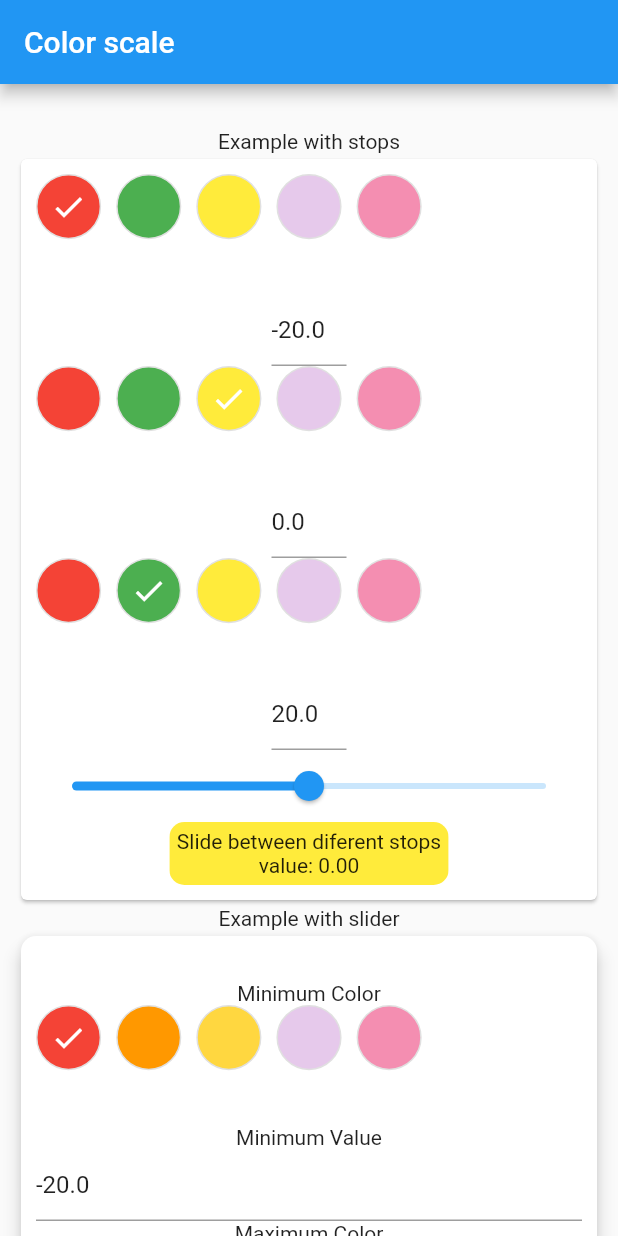
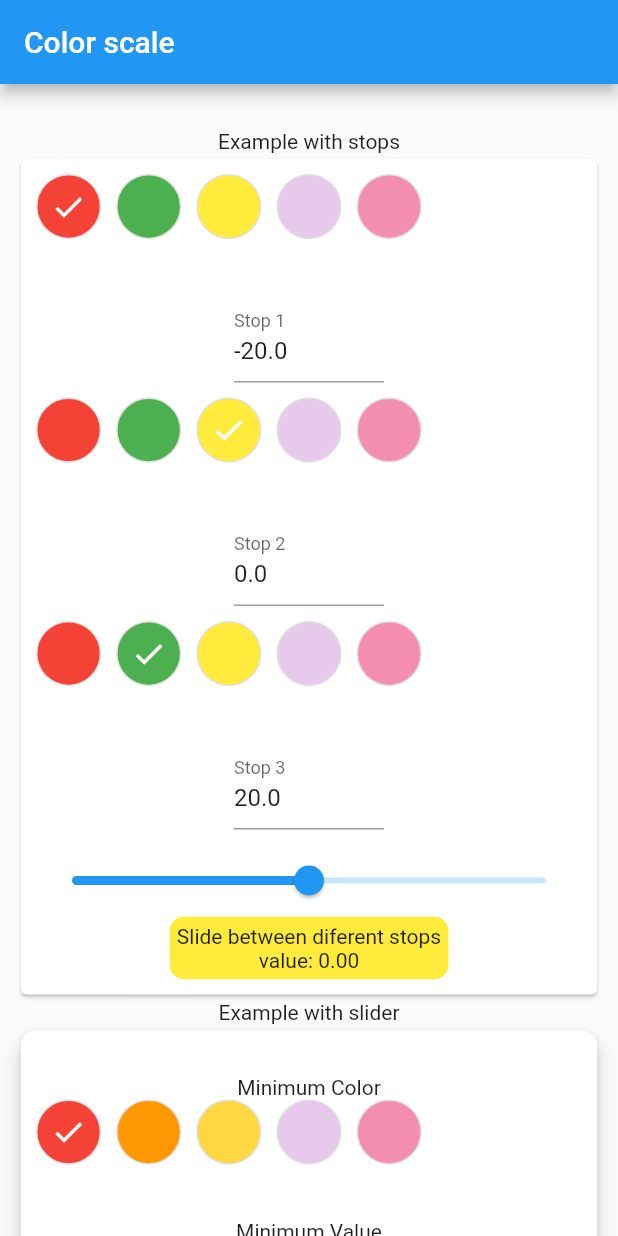
Before and after one commit to ivofernandes/color_scale, a Flutter app: the screen it shows after launch, on a phone screen of 412 x 824 dp. Run offline on Flutter 3.47's test engine with Material 2 defaults, Android fonts, the phone set to English and light mode, and no system bars.

Commit message:
Documentation about color stops

```diff
--- a/example/lib/main.dart
+++ b/example/lib/main.dart
@@ -25,10 +25,10 @@ class MyApp extends StatelessWidget {
               margin: const EdgeInsets.all(10),
               child: Column(
                 children: [
-                  SizedBox(
+                  const SizedBox(
                     height: 20,
                   ),
-                  Text('Example with stops'),
+                  const Text('Example with stops'),
                   StopsValueAndColorsWidget(
                     colorStops: <double, Color>{
                       -20: Colors.red,
@@ -36,15 +36,15 @@ class MyApp extends StatelessWidget {
                       20: Colors.green,
                     },
                   ),
-                  Text('Example with slider'),
-                  ExampleWithSlider(
+                  const Text('Example with slider'),
+                  const ExampleWithSlider(
                       text: 'Slide between min and max color',
                       minColor: Colors.red,
                       maxColor: Colors.green),
-                  SizedBox(
+                  const SizedBox(
                     height: 50,
                   ),
-                  TestColorScale(
+                  const TestColorScale(
                     text: 'Colors from red to green',
                     values: [-20, -15, -10, -5, 0, 5, 10, 15],
                     minValue: -20,
@@ -52,7 +52,7 @@ class MyApp extends StatelessWidget {
                     maxValue: 20,
                     maxColor: Colors.green,
                   ),
-                  TestColorScale(
+                  const TestColorScale(
                     text: 'Colors from blue to green',
                     values: [-20, -15, -10, -5, 0, 5, 10, 15],
                     minValue: -20,
@@ -60,7 +60,7 @@ class MyApp extends StatelessWidget {
                     maxValue: 20,
                     maxColor: Colors.green,
                   ),
-                  TestColorScale(
+                  const TestColorScale(
                     text: 'Colors from red to yellow',
                     values: [-20, -15, -10, -5, 0, 5, 10, 15],
                     minValue: -20,
@@ -68,8 +68,8 @@ class MyApp extends StatelessWidget {
                     maxValue: 20,
                     maxColor: Colors.yellow,
                   ),
-                  Text('Childless example'),
-                  ClipRRect(
+                  const Text('Childless example'),
+                  const ClipRRect(
                     borderRadius: BorderRadius.all(Radius.circular(10)),
                     child: SizedBox(
                       width: 50,
@@ -82,7 +82,23 @@ class MyApp extends StatelessWidget {
                         maxColor: Colors.black,
                       ),
                     ),
-                  )
+                  ),
+                  const Text('Childless example with stops'),
+                  ClipRRect(
+                    borderRadius: const BorderRadius.all(Radius.circular(10)),
+                    child: SizedBox(
+                      width: 50,
+                      height: 50,
+                      child: ColorScaleStopsWidget(
+                        value: 0,
+                        colorStops: <double, Color>{
+                          -20: Colors.red,
+                          0: Colors.yellow,
+                          20: Colors.green,
+                        },
+                      ),
+                    ),
+                  ),
                 ],
               ),
             ),
@@ -415,14 +431,16 @@ class _StopsValueAndColorsWidgetState extends State<StopsValueAndColorsWidget> {
 
   @override
   Widget build(BuildContext context) {
-    return Container(
-      child: Card(
+    int i = 0;
+
+    return Card(
       child: Container(
         margin: const EdgeInsets.all(10),
         child: Column(
           children: [
             Column(
               children: colorStops.keys.map((stopValue) {
+                i++;
                 Color stopColor = colorStops[stopValue]!;
                 return Column(
                   mainAxisAlignment: MainAxisAlignment.spaceBetween,
@@ -441,7 +459,8 @@ class _StopsValueAndColorsWidgetState extends State<StopsValueAndColorsWidget> {
                       ],
                     ),
                     Container(
-                        width: 50,
+                      width: 100,
+                      margin: const EdgeInsets.only(bottom: 10),
                       child: TextField(
                         keyboardType: TextInputType.number,
                         controller:
@@ -451,6 +470,9 @@ class _StopsValueAndColorsWidgetState extends State<StopsValueAndColorsWidget> {
                           colorStops.remove(stopValue);
                           colorStops[newValue] = stopColor;
                         }),
+                        decoration: InputDecoration(
+                          label: Text('Stop $i'),
+                        ),
                       ),
                     ),
                   ],
@@ -471,7 +493,7 @@ class _StopsValueAndColorsWidgetState extends State<StopsValueAndColorsWidget> {
                   margin: const EdgeInsets.all(5),
                   child: Column(
                     children: [
-                        Text('Slide between diferent stops'),
+                      const Text('Slide between diferent stops'),
                       Text('value: ${value.toStringAsFixed(2)}')
                     ],
                   ),
@@ -479,7 +501,6 @@ class _StopsValueAndColorsWidgetState extends State<StopsValueAndColorsWidget> {
               ),
             ),
           ],
-          ),
         ),
       ),
     );
--- a/pubspec.yaml
+++ b/pubspec.yaml
@@ -1,6 +1,6 @@
 name: color_scale
 description: Color scale widget that tries to resemble what we have on google sheets
-version: 0.0.3
+version: 0.0.4
 homepage: https://incaview.com
 repository: https://github.com/ivofernandes/color_scale
 
```
Also changed, not shown: doc/simulator_screenshot_1.png, 2 other files. Lines whose indentation alone changed are shown as unchanged.
